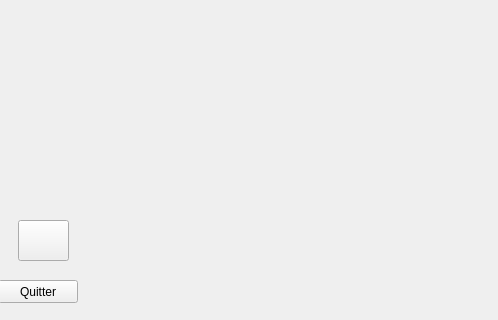
The window that FarmLand/fenetrejeu.ui (molivier1/Challenge_Noel) describes before a commit, drawn with Qt 5; both pictures show x 362 to 860 and y 280 to 600 of the 860 by 600 pixel window.
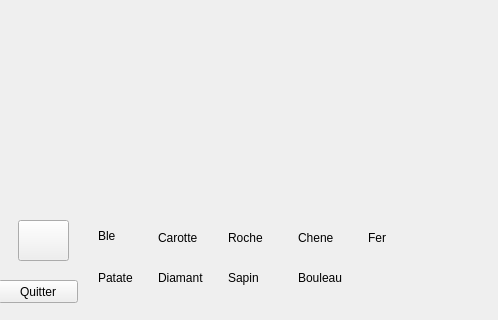
The same window after the commit.

```diff
--- a/FarmLand/fenetrejeu.ui
+++ b/FarmLand/fenetrejeu.ui
@@ -54,8 +54,8 @@
   <widget class="QLabel" name="labelNouvelleZone">
    <property name="geometry">
     <rect>
-     <x>450</x>
-     <y>500</y>
+     <x>470</x>
+     <y>520</y>
      <width>271</width>
      <height>61</height>
     </rect>
@@ -139,16 +139,122 @@
     <string>Prénom</string>
    </property>
   </widget>
-  <widget class="QWidget" name="gridLayoutWidget">
+  <widget class="QLabel" name="labelBle">
    <property name="geometry">
     <rect>
      <x>460</x>
-     <y>479</y>
-     <width>221</width>
-     <height>111</height>
+     <y>500</y>
+     <width>31</width>
+     <height>31</height>
     </rect>
    </property>
-   <layout class="QGridLayout" name="gridLayout"/>
+   <property name="text">
+    <string>Ble</string>
+   </property>
+  </widget>
+  <widget class="QLabel" name="labelCarotte">
+   <property name="geometry">
+    <rect>
+     <x>520</x>
+     <y>510</y>
+     <width>58</width>
+     <height>15</height>
+    </rect>
+   </property>
+   <property name="text">
+    <string>Carotte</string>
+   </property>
+  </widget>
+  <widget class="QLabel" name="labelRoche">
+   <property name="geometry">
+    <rect>
+     <x>590</x>
+     <y>510</y>
+     <width>58</width>
+     <height>15</height>
+    </rect>
+   </property>
+   <property name="text">
+    <string>Roche</string>
+   </property>
+  </widget>
+  <widget class="QLabel" name="labelFer">
+   <property name="geometry">
+    <rect>
+     <x>730</x>
+     <y>510</y>
+     <width>58</width>
+     <height>15</height>
+    </rect>
+   </property>
+   <property name="text">
+    <string>Fer</string>
+   </property>
+  </widget>
+  <widget class="QLabel" name="labelBouleau">
+   <property name="geometry">
+    <rect>
+     <x>660</x>
+     <y>550</y>
+     <width>58</width>
+     <height>15</height>
+    </rect>
+   </property>
+   <property name="text">
+    <string>Bouleau</string>
+   </property>
+  </widget>
+  <widget class="QLabel" name="labelSapin">
+   <property name="geometry">
+    <rect>
+     <x>590</x>
+     <y>550</y>
+     <width>58</width>
+     <height>15</height>
+    </rect>
+   </property>
+   <property name="text">
+    <string>Sapin</string>
+   </property>
+  </widget>
+  <widget class="QLabel" name="labelDiamant">
+   <property name="geometry">
+    <rect>
+     <x>520</x>
+     <y>550</y>
+     <width>58</width>
+     <height>15</height>
+    </rect>
+   </property>
+   <property name="text">
+    <string>Diamant</string>
+   </property>
+  </widget>
+  <widget class="QLabel" name="labelPatate">
+   <property name="geometry">
+    <rect>
+     <x>460</x>
+     <y>550</y>
+     <width>58</width>
+     <height>15</height>
+    </rect>
+   </property>
+   <property name="text">
+    <string>Patate</string>
+   </property>
+  </widget>
+  <widget class="QLabel" name="labelChene">
+   <property name="geometry">
+    <rect>
+     <x>660</x>
+     <y>510</y>
+     <width>58</width>
+     <height>15</height>
+    </rect>
+   </property>
+   <property name="text">
+    <string>Chene</string>
+   </property>
   </widget>
  </widget>
  <resources/>
```
